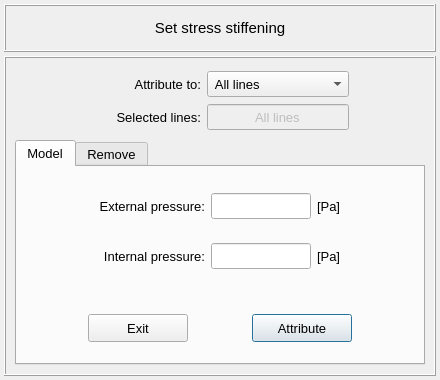
Old version of the form pulse/interface/data/ui_files/model/setup/structural/stress_stiffening_input.ui in the repository open-pulse/OpenPulse.
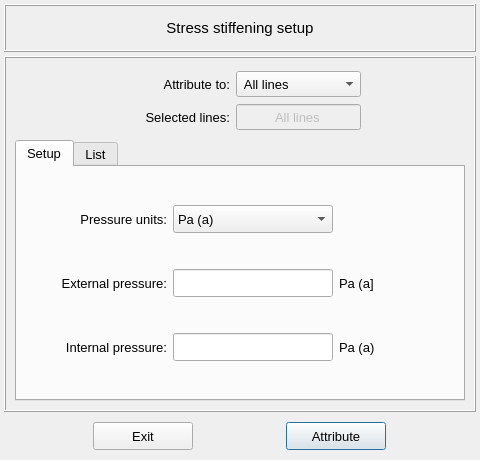
New version of the form.

Commit message: Refactor the stress stiffening input classes

Diff of the .ui file:
```diff
--- a/pulse/interface/data/ui_files/model/setup/structural/stress_stiffening_input.ui
+++ b/pulse/interface/data/ui_files/model/setup/structural/stress_stiffening_input.ui
@@ -6,20 +6,20 @@
    <rect>
     <x>0</x>
     <y>0</y>
-    <width>440</width>
-    <height>380</height>
+    <width>480</width>
+    <height>460</height>
    </rect>
   </property>
   <property name="minimumSize">
    <size>
-    <width>440</width>
-    <height>380</height>
+    <width>480</width>
+    <height>460</height>
    </size>
   </property>
   <property name="maximumSize">
    <size>
-    <width>440</width>
-    <height>380</height>
+    <width>480</width>
+    <height>460</height>
    </size>
   </property>
   <property name="windowTitle">
@@ -56,10 +56,10 @@
       </size>
      </property>
      <property name="frameShape">
-      <enum>QFrame::Box</enum>
+      <enum>QFrame::Shape::Box</enum>
      </property>
      <property name="frameShadow">
-      <enum>QFrame::Raised</enum>
+      <enum>QFrame::Shadow::Raised</enum>
      </property>
      <layout class="QGridLayout" name="gridLayout_2">
       <item row="0" column="0">
@@ -70,10 +70,115 @@
          </font>
         </property>
         <property name="text">
-         <string>Set stress stiffening</string>
+         <string>Stress stiffening setup</string>
         </property>
         <property name="alignment">
-         <set>Qt::AlignCenter</set>
+         <set>Qt::AlignmentFlag::AlignCenter</set>
+        </property>
+       </widget>
+      </item>
+     </layout>
+    </widget>
+   </item>
+   <item row="2" column="0">
+    <widget class="QFrame" name="frame_7">
+     <property name="minimumSize">
+      <size>
+       <width>0</width>
+       <height>40</height>
+      </size>
+     </property>
+     <property name="maximumSize">
+      <size>
+       <width>16777215</width>
+       <height>40</height>
+      </size>
+     </property>
+     <property name="frameShape">
+      <enum>QFrame::Shape::NoFrame</enum>
+     </property>
+     <property name="frameShadow">
+      <enum>QFrame::Shadow::Raised</enum>
+     </property>
+     <layout class="QGridLayout" name="gridLayout_9">
+      <property name="leftMargin">
+       <number>2</number>
+      </property>
+      <property name="topMargin">
+       <number>2</number>
+      </property>
+      <property name="rightMargin">
+       <number>2</number>
+      </property>
+      <property name="bottomMargin">
+       <number>2</number>
+      </property>
+      <item row="0" column="0">
+       <widget class="QPushButton" name="pushButton_exit">
+        <property name="minimumSize">
+         <size>
+          <width>100</width>
+          <height>28</height>
+         </size>
+        </property>
+        <property name="maximumSize">
+         <size>
+          <width>100</width>
+          <height>28</height>
+         </size>
+        </property>
+        <property name="font">
+         <font>
+          <family>MS Shell Dlg 2</family>
+          <pointsize>10</pointsize>
+          <italic>false</italic>
+          <bold>false</bold>
+         </font>
+        </property>
+        <property name="styleSheet">
+         <string notr="true"/>
+        </property>
+        <property name="text">
+         <string>Exit</string>
+        </property>
+        <property name="autoDefault">
+         <bool>false</bool>
+        </property>
+       </widget>
+      </item>
+      <item row="0" column="1">
+       <widget class="QPushButton" name="pushButton_attribute">
+        <property name="minimumSize">
+         <size>
+          <width>100</width>
+          <height>28</height>
+         </size>
+        </property>
+        <property name="maximumSize">
+         <size>
+          <width>100</width>
+          <height>28</height>
+         </size>
+        </property>
+        <property name="font">
+         <font>
+          <family>MS Shell Dlg 2</family>
+          <pointsize>10</pointsize>
+          <italic>false</italic>
+          <bold>false</bold>
+         </font>
+        </property>
+        <property name="styleSheet">
+         <string notr="true"/>
+        </property>
+        <property name="text">
+         <string>Attribute</string>
+        </property>
+        <property name="autoDefault">
+         <bool>false</bool>
+        </property>
+        <property name="default">
+         <bool>true</bool>
         </property>
        </widget>
       </item>
@@ -83,19 +188,19 @@
    <item row="1" column="0">
     <widget class="QFrame" name="frame_2">
      <property name="frameShape">
-      <enum>QFrame::Box</enum>
+      <enum>QFrame::Shape::Box</enum>
      </property>
      <property name="frameShadow">
-      <enum>QFrame::Raised</enum>
+      <enum>QFrame::Shadow::Raised</enum>
      </property>
      <layout class="QGridLayout" name="gridLayout_7">
       <item row="0" column="0">
        <widget class="QFrame" name="frame_attribution_controls">
         <property name="frameShape">
-         <enum>QFrame::NoFrame</enum>
+         <enum>QFrame::Shape::NoFrame</enum>
         </property>
         <property name="frameShadow">
-         <enum>QFrame::Raised</enum>
+         <enum>QFrame::Shadow::Raised</enum>
         </property>
         <layout class="QGridLayout" name="gridLayout_6">
          <property name="leftMargin">
@@ -136,7 +241,7 @@
             </font>
            </property>
            <property name="focusPolicy">
-            <enum>Qt::ClickFocus</enum>
+            <enum>Qt::FocusPolicy::ClickFocus</enum>
            </property>
            <property name="styleSheet">
             <string notr="true"/>
@@ -145,14 +250,14 @@
             <string>All lines</string>
            </property>
            <property name="alignment">
-            <set>Qt::AlignCenter</set>
+            <set>Qt::AlignmentFlag::AlignCenter</set>
            </property>
           </widget>
          </item>
          <item row="1" column="0">
           <spacer name="horizontalSpacer_2">
            <property name="orientation">
-            <enum>Qt::Horizontal</enum>
+            <enum>Qt::Orientation::Horizontal</enum>
            </property>
            <property name="sizeHint" stdset="0">
             <size>
@@ -194,11 +299,6 @@
              <string> Selected lines</string>
             </property>
            </item>
-           <item>
-            <property name="text">
-             <string> Selected elements</string>
-            </property>
-           </item>
           </widget>
          </item>
          <item row="0" column="1">
@@ -224,7 +324,7 @@
             <string>Attribute to:</string>
            </property>
            <property name="alignment">
-            <set>Qt::AlignRight|Qt::AlignTrailing|Qt::AlignVCenter</set>
+            <set>Qt::AlignmentFlag::AlignRight|Qt::AlignmentFlag::AlignTrailing|Qt::AlignmentFlag::AlignVCenter</set>
            </property>
           </widget>
          </item>
@@ -251,14 +351,14 @@
             <string>Selected lines:</string>
            </property>
            <property name="alignment">
-            <set>Qt::AlignRight|Qt::AlignTrailing|Qt::AlignVCenter</set>
+            <set>Qt::AlignmentFlag::AlignRight|Qt::AlignmentFlag::AlignTrailing|Qt::AlignmentFlag::AlignVCenter</set>
            </property>
           </widget>
          </item>
          <item row="1" column="5">
           <spacer name="horizontalSpacer_3">
            <property name="orientation">
-            <enum>Qt::Horizontal</enum>
+            <enum>Qt::Orientation::Horizontal</enum>
            </property>
            <property name="sizeHint" stdset="0">
             <size>
@@ -293,9 +393,9 @@
         <property name="currentIndex">
          <number>0</number>
         </property>
-        <widget class="QWidget" name="tab_model">
+        <widget class="QWidget" name="tab_setup">
          <attribute name="title">
-          <string>Model</string>
+          <string>Setup</string>
          </attribute>
          <layout class="QGridLayout" name="gridLayout_5">
           <property name="leftMargin">
@@ -319,10 +419,10 @@
              </size>
             </property>
             <property name="frameShape">
-             <enum>QFrame::NoFrame</enum>
+             <enum>QFrame::Shape::NoFrame</enum>
             </property>
             <property name="frameShadow">
-             <enum>QFrame::Raised</enum>
+             <enum>QFrame::Shadow::Raised</enum>
             </property>
             <layout class="QGridLayout" name="gridLayout_8">
              <property name="leftMargin">
@@ -337,51 +437,77 @@
              <property name="bottomMargin">
               <number>4</number>
              </property>
-             <item row="0" column="2">
-              <widget class="QLineEdit" name="lineEdit_external_pressure">
+             <item row="1" column="3">
+              <widget class="QLabel" name="label_external_pressure_unit">
                <property name="minimumSize">
                 <size>
-                 <width>100</width>
-                 <height>26</height>
+                 <width>80</width>
+                 <height>28</height>
                 </size>
                </property>
                <property name="maximumSize">
                 <size>
-                 <width>100</width>
-                 <height>26</height>
+                 <width>80</width>
+                 <height>28</height>
                 </size>
                </property>
                <property name="font">
                 <font>
                  <pointsize>10</pointsize>
-                 <weight>50</weight>
+                </font>
+               </property>
+               <property name="text">
+                <string>Pa (a]</string>
+               </property>
+               <property name="alignment">
+                <set>Qt::AlignmentFlag::AlignLeading|Qt::AlignmentFlag::AlignLeft|Qt::AlignmentFlag::AlignVCenter</set>
+               </property>
+              </widget>
+             </item>
+             <item row="2" column="2">
+              <widget class="QLineEdit" name="lineEdit_internal_pressure">
+               <property name="minimumSize">
+                <size>
+                 <width>160</width>
+                 <height>28</height>
+                </size>
+               </property>
+               <property name="maximumSize">
+                <size>
+                 <width>160</width>
+                 <height>28</height>
+                </size>
+               </property>
+               <property name="font">
+                <font>
+                 <pointsize>10</pointsize>
                  <italic>false</italic>
                  <bold>false</bold>
                 </font>
                </property>
+               <property name="focusPolicy">
+                <enum>Qt::FocusPolicy::StrongFocus</enum>
+               </property>
                <property name="styleSheet">
                 <string notr="true"/>
                </property>
-               <property name="text">
-                <string/>
-               </property>
                <property name="alignment">
-                <set>Qt::AlignCenter</set>
+                <set>Qt::AlignmentFlag::AlignCenter</set>
                </property>
               </widget>
              </item>
-             <item row="1" column="1">
+             <item row="2" column="1">
               <widget class="QLabel" name="label_26">
                <property name="minimumSize">
                 <size>
                  <width>0</width>
-                 <height>26</height>
+                 <height>28</height>
                 </size>
                </property>
                <property name="maximumSize">
                 <size>
                  <width>16777215</width>
-                 <height>26</height>
+                 <height>28</height>
                 </size>
                </property>
                <property name="font">
@@ -393,82 +519,54 @@
                 <string>Internal pressure:</string>
                </property>
                <property name="alignment">
-                <set>Qt::AlignRight|Qt::AlignTrailing|Qt::AlignVCenter</set>
+                <set>Qt::AlignmentFlag::AlignRight|Qt::AlignmentFlag::AlignTrailing|Qt::AlignmentFlag::AlignVCenter</set>
                </property>
               </widget>
              </item>
              <item row="1" column="2">
-              <widget class="QLineEdit" name="lineEdit_internal_pressure">
+              <widget class="QLineEdit" name="lineEdit_external_pressure">
                <property name="minimumSize">
                 <size>
-                 <width>100</width>
-                 <height>26</height>
+                 <width>160</width>
+                 <height>28</height>
                 </size>
                </property>
                <property name="maximumSize">
                 <size>
-                 <width>100</width>
-                 <height>26</height>
+                 <width>160</width>
+                 <height>28</height>
                 </size>
                </property>
                <property name="font">
                 <font>
                  <pointsize>10</pointsize>
-                 <weight>50</weight>
                  <italic>false</italic>
                  <bold>false</bold>
                 </font>
                </property>
-               <property name="focusPolicy">
-                <enum>Qt::StrongFocus</enum>
-               </property>
                <property name="styleSheet">
                 <string notr="true"/>
                </property>
-               <property name="alignment">
-                <set>Qt::AlignCenter</set>
-               </property>
-              </widget>
-             </item>
-             <item row="0" column="3">
-              <widget class="QLabel" name="label_17">
-               <property name="minimumSize">
-                <size>
-                 <width>0</width>
-                 <height>26</height>
-                </size>
-               </property>
-               <property name="maximumSize">
-                <size>
-                 <width>16777215</width>
-                 <height>26</height>
-                </size>
-               </property>
-               <property name="font">
-                <font>
-                 <pointsize>10</pointsize>
-                </font>
-               </property>
                <property name="text">
-                <string>[Pa]</string>
+                <string/>
                </property>
                <property name="alignment">
-                <set>Qt::AlignLeading|Qt::AlignLeft|Qt::AlignVCenter</set>
+                <set>Qt::AlignmentFlag::AlignCenter</set>
                </property>
               </widget>
              </item>
-             <item row="0" column="1">
+             <item row="1" column="1">
               <widget class="QLabel" name="label_25">
                <property name="minimumSize">
                 <size>
                  <width>0</width>
-                 <height>26</height>
+                 <height>28</height>
                 </size>
                </property>
                <property name="maximumSize">
                 <size>
                  <width>16777215</width>
-                 <height>26</height>
+                 <height>28</height>
                 </size>
                </property>
                <property name="font">
@@ -480,54 +578,14 @@
                 <string>External pressure:</string>
                </property>
                <property name="alignment">
-                <set>Qt::AlignRight|Qt::AlignTrailing|Qt::AlignVCenter</set>
+                <set>Qt::AlignmentFlag::AlignRight|Qt::AlignmentFlag::AlignTrailing|Qt::AlignmentFlag::AlignVCenter</set>
                </property>
               </widget>
              </item>
-             <item row="1" column="3">
-              <widget class="QLabel" name="label_18">
-               <property name="minimumSize">
-                <size>
-                 <width>0</width>
-                 <height>26</height>
-                </size>
-               </property>
-               <property name="maximumSize">
-                <size>
-                 <width>16777215</width>
-                 <height>26</height>
-                </size>
-               </property>
-               <property name="font">
-                <font>
-                 <pointsize>10</pointsize>
-                </font>
-               </property>
-               <property name="text">
-                <string>[Pa]</string>
-               </property>
-               <property name="alignment">
-                <set>Qt::AlignLeading|Qt::AlignLeft|Qt::AlignVCenter</set>
-               </property>
-              </widget>
-             </item>
-             <item row="0" column="0">
-              <spacer name="horizontalSpacer_5">
-               <property name="orientation">
-                <enum>Qt::Horizontal</enum>
-               </property>
-               <property name="sizeHint" stdset="0">
-                <size>
-                 <width>40</width>
-                 <height>20</height>
-                </size>
-               </property>
-              </spacer>
-             </item>
-             <item row="0" column="4">
+             <item row="1" column="4">
               <spacer name="horizontalSpacer_6">
                <property name="orientation">
-                <enum>Qt::Horizontal</enum>
+                <enum>Qt::Orientation::Horizontal</enum>
                </property>
                <property name="sizeHint" stdset="0">
                 <size>
@@ -537,78 +595,57 @@
                </property>
               </spacer>
              </item>
-            </layout>
-           </widget>
-          </item>
-          <item row="1" column="1">
-           <widget class="QFrame" name="frame_7">
-            <property name="minimumSize">
-             <size>
-              <width>0</width>
-              <height>60</height>
-             </size>
-            </property>
-            <property name="maximumSize">
-             <size>
-              <width>16777215</width>
-              <height>16777215</height>
-             </size>
-            </property>
-            <property name="frameShape">
-             <enum>QFrame::NoFrame</enum>
-            </property>
-            <property name="frameShadow">
-             <enum>QFrame::Raised</enum>
-            </property>
-            <layout class="QGridLayout" name="gridLayout_9">
+             <item row="1" column="0">
+              <spacer name="horizontalSpacer_5">
+               <property name="orientation">
+                <enum>Qt::Orientation::Horizontal</enum>
+               </property>
+               <property name="sizeHint" stdset="0">
+                <size>
+                 <width>40</width>
+                 <height>20</height>
+                </size>
+               </property>
+              </spacer>
+             </item>
              <item row="0" column="1">
-              <widget class="QPushButton" name="pushButton_attribute">
+              <widget class="QLabel" name="label_27">
                <property name="minimumSize">
                 <size>
-                 <width>100</width>
+                 <width>0</width>
                  <height>28</height>
                 </size>
                </property>
                <property name="maximumSize">
                 <size>
-                 <width>100</width>
+                 <width>16777215</width>
                  <height>28</height>
                 </size>
                </property>
                <property name="font">
                 <font>
-                 <family>MS Shell Dlg 2</family>
                  <pointsize>10</pointsize>
-                 <weight>50</weight>
-                 <italic>false</italic>
-                 <bold>false</bold>
                 </font>
                </property>
-               <property name="styleSheet">
-                <string notr="true"/>
-               </property>
                <property name="text">
-                <string>Attribute</string>
+                <string>Pressure units:</string>
                </property>
-               <property name="autoDefault">
-                <bool>false</bool>
+               <property name="alignment">
+                <set>Qt::AlignmentFlag::AlignRight|Qt::AlignmentFlag::AlignTrailing|Qt::AlignmentFlag::AlignVCenter</set>
                </property>
-               <property name="default">
-                <bool>true</bool>
-               </property>
               </widget>
              </item>
-             <item row="0" column="0">
-              <widget class="QPushButton" name="pushButton_exit">
+             <item row="0" column="2">
+              <widget class="QComboBox" name="comboBox_pressure_units">
                <property name="minimumSize">
                 <size>
-                 <width>100</width>
+                 <width>160</width>
                  <height>28</height>
                 </size>
                </property>
                <property name="maximumSize">
                 <size>
-                 <width>100</width>
+                 <width>160</width>
                  <height>28</height>
                 </size>
                </property>
@@ -616,19 +653,109 @@
                 <font>
                  <family>MS Shell Dlg 2</family>
                  <pointsize>10</pointsize>
-                 <weight>50</weight>
                  <italic>false</italic>
                  <bold>false</bold>
                 </font>
                </property>
-               <property name="styleSheet">
-                <string notr="true"/>
+               <property name="currentIndex">
+                <number>0</number>
                </property>
+               <item>
+                <property name="text">
+                 <string>Pa (a)</string>
+                </property>
+               </item>
+               <item>
+                <property name="text">
+                 <string>kPa (a)</string>
+                </property>
+               </item>
+               <item>
+                <property name="text">
+                 <string>atm (a)</string>
+                </property>
+               </item>
+               <item>
+                <property name="text">
+                 <string>bar (a)</string>
+                </property>
+               </item>
+               <item>
+                <property name="text">
+                 <string>kgf/cm² (a)</string>
+                </property>
+               </item>
+               <item>
+                <property name="text">
+                 <string>psi (a)</string>
+                </property>
+               </item>
+               <item>
+                <property name="text">
+                 <string>ksi (a)</string>
+                </property>
+               </item>
+               <item>
+                <property name="text">
+                 <string>Pa (g)</string>
+                </property>
+               </item>
+               <item>
+                <property name="text">
+                 <string>kPa (g)</string>
+                </property>
+               </item>
+               <item>
+                <property name="text">
+                 <string>atm (g)</string>
+                </property>
+               </item>
+               <item>
+                <property name="text">
+                 <string>bar (g)</string>
+                </property>
+               </item>
+               <item>
+                <property name="text">
+                 <string>kgf/cm² (g)</string>
+                </property>
+               </item>
+               <item>
+                <property name="text">
+                 <string>psi (g)</string>
+                </property>
+               </item>
+               <item>
+                <property name="text">
+                 <string>ksi (g)</string>
+                </property>
+               </item>
+              </widget>
+             </item>
+             <item row="2" column="3">
+              <widget class="QLabel" name="label_internal_pressure_unit">
+               <property name="minimumSize">
+                <size>
+                 <width>80</width>
+                 <height>28</height>
+                </size>
+               </property>
+               <property name="maximumSize">
+                <size>
+                 <width>80</width>
+                 <height>28</height>
+                </size>
+               </property>
+               <property name="font">
+                <font>
+                 <pointsize>10</pointsize>
+                </font>
+               </property>
                <property name="text">
-                <string>Exit</string>
+                <string>Pa (a)</string>
                </property>
-               <property name="autoDefault">
-                <bool>false</bool>
+               <property name="alignment">
+                <set>Qt::AlignmentFlag::AlignLeading|Qt::AlignmentFlag::AlignLeft|Qt::AlignmentFlag::AlignVCenter</set>
                </property>
               </widget>
              </item>
@@ -637,9 +764,9 @@
           </item>
          </layout>
         </widget>
-        <widget class="QWidget" name="tab_remove">
+        <widget class="QWidget" name="tab_list">
          <attribute name="title">
-          <string>Remove</string>
+          <string>List</string>
          </attribute>
          <layout class="QGridLayout" name="gridLayout_4">
           <property name="leftMargin">
@@ -658,7 +785,7 @@
            <number>4</number>
           </property>
           <item row="0" column="1">
-           <widget class="QTreeWidget" name="treeWidget_stress_stiffening">
+           <widget class="QTreeWidget" name="treeWidget_lines_info">
             <property name="minimumSize">
              <size>
               <width>0</width>
@@ -707,6 +834,14 @@
               <set>AlignCenter</set>
              </property>
             </column>
+            <column>
+             <property name="text">
+              <string>Pressure units</string>
+             </property>
+             <property name="textAlignment">
+              <set>AlignCenter</set>
+             </property>
+            </column>
            </widget>
           </item>
           <item row="1" column="1">
@@ -718,10 +853,10 @@
              </size>
             </property>
             <property name="frameShape">
-             <enum>QFrame::NoFrame</enum>
+             <enum>QFrame::Shape::NoFrame</enum>
             </property>
             <property name="frameShadow">
-             <enum>QFrame::Raised</enum>
+             <enum>QFrame::Shadow::Raised</enum>
             </property>
             <layout class="QGridLayout" name="gridLayout_11">
              <property name="leftMargin">
@@ -754,7 +889,6 @@
                 <font>
                  <family>MS Shell Dlg 2</family>
                  <pointsize>10</pointsize>
-                 <weight>50</weight>
                  <italic>false</italic>
                  <bold>false</bold>
                 </font>
```
Left out of the diff: 6 changed lines with no effect on the pictures. The commit also changes 2 other files.
